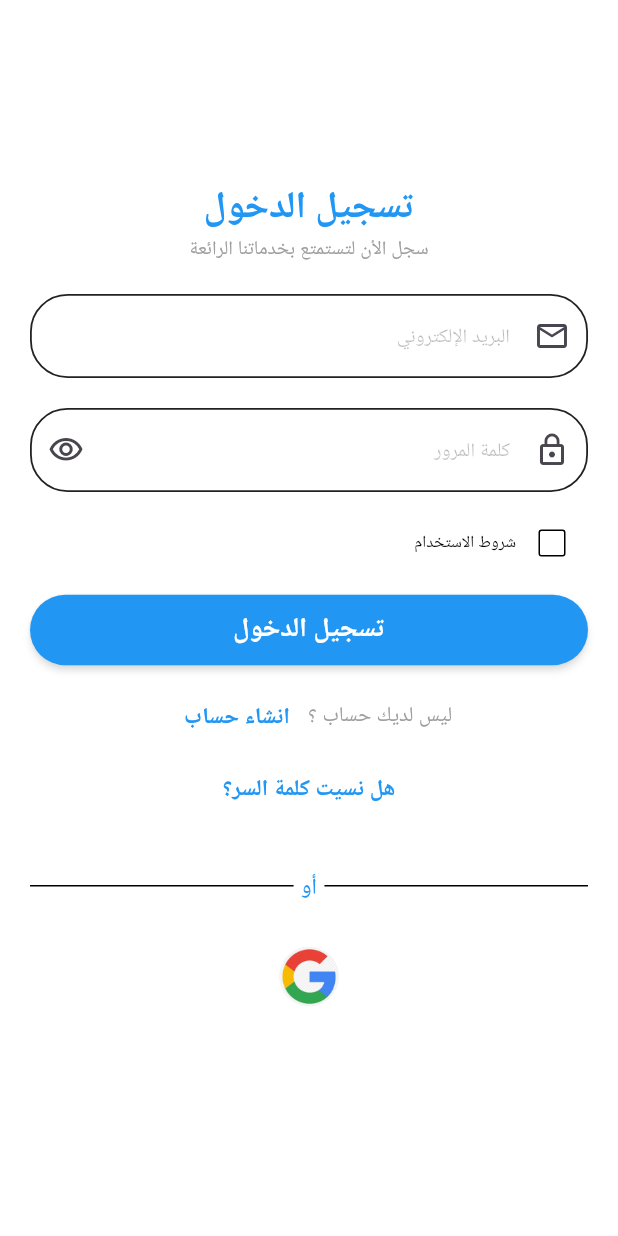
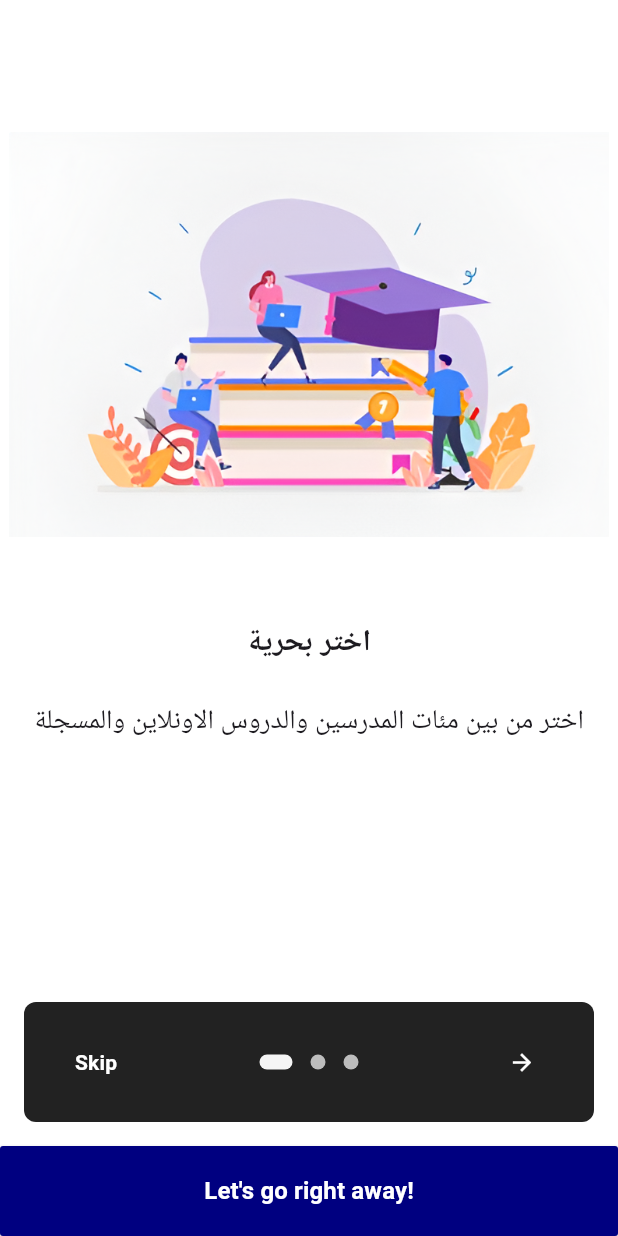
Before and after one commit to alaamorsi/graduation_project, a Flutter app: the screen it shows after launch, on a phone screen of 412 x 824 dp. Run offline on Flutter 3.47's test engine with Material 3 defaults, Android fonts, the phone set to English and light mode, and no system bars; drawn by our look-alikes of introduction_screen; our stand-ins replace bloc, conditional_builder_null_safety, dio, flutter_bloc, fluttertoast, freezed_annotation and 4 more; generated files the repository leaves out were written again.

```diff
--- /dev/null
+++ b/lib/modules/introduction_screen.dart
@@ -0,0 +1,85 @@
+import 'package:flutter/material.dart';
+import 'package:graduation_project/modules/login/login_screen.dart';
+import 'package:graduation_project/shared/components.dart';
+import 'package:hexcolor/hexcolor.dart';
+import 'package:introduction_screen/introduction_screen.dart';
+
+class Introduction extends StatefulWidget {
+  const Introduction({super.key});
+
+  @override
+  State<Introduction> createState() => _IntroductionState();
+}
+
+class _IntroductionState extends State<Introduction> {
+
+  @override
+  Widget build(BuildContext context) {
+    final introKey = GlobalKey<IntroductionScreenState>();
+
+    void onIntroEnd(context) {
+      navigateAndFinish(context, const LoginScreen());
+    }
+
+    return IntroductionScreen(
+      key: introKey,
+      globalBackgroundColor: Colors.white,
+      allowImplicitScrolling: true,
+      autoScrollDuration: 3000,
+      infiniteAutoScroll: true,
+      globalFooter: SizedBox(
+        width: double.infinity,
+        height: 60,
+        child: MaterialButton(
+          color: HexColor("#000080"),
+          child: const Text(
+            'Let\'s go right away!',
+            style: TextStyle(fontSize: 16.0,color: Colors.white, fontWeight: FontWeight.bold),
+          ),
+          onPressed: () => onIntroEnd(context),
+        ),
+      ),
+      pages: [
+        PageViewModel(
+          title: "اختر بحرية",
+          body: "اختر من بين مئات المدرسين والدروس الاونلاين والمسجلة",
+          image: Image.asset("Assets/intro1.png",height: 270.0),),
+        PageViewModel(
+          title: "تعليم سهل ومسلي",
+          body: "استمتع بمشاهدة مقدمة مجانية من كل المحتويات قبل الشراء , قيم واسأل فى كل درساً على حدا ",
+          image: Image.asset("Assets/intro2.png",height: 270.0),),
+        PageViewModel(
+          title: "ارتقي بمستواك",
+          body: "قم بحل المهمة المنزلة على كل درس لإختبار مستواك",
+          image: Image.asset("Assets/intro3.png",height: 270.0),),
+      ],
+      onDone: () => onIntroEnd(context),
+      onSkip: () => onIntroEnd(context), // You can override onSkip callback
+      showSkipButton: true,
+      skipOrBackFlex: 0,
+      nextFlex: 0,
+      showBackButton: false,
+      //rtl: true, // Display as right-to-left
+      back: const Icon(Icons.arrow_back,color: Colors.white,),
+      skip: const Text('Skip', style: TextStyle(fontWeight: FontWeight.w600,color: Colors.white)),
+      next: const Icon(Icons.arrow_forward,color: Colors.white,),
+      done: const Text('Done', style: TextStyle(fontWeight: FontWeight.w600,color: Colors.white)),
+      curve: Curves.fastLinearToSlowEaseIn,
+      controlsMargin: const EdgeInsets.all(16),
+      dotsDecorator: const DotsDecorator(
+        size: Size(10.0, 10.0),
+        color: Color(0xFFBDBDBD),
+        activeSize: Size(22.0, 10.0),
+        activeShape: RoundedRectangleBorder(
+          borderRadius: BorderRadius.all(Radius.circular(25.0)),
+        ),
+      ),
+      dotsContainerDecorator: const ShapeDecoration(
+        color: Colors.black87,
+        shape: RoundedRectangleBorder(
+          borderRadius: BorderRadius.all(Radius.circular(8.0)),
+        ),
+      ),
+    );
+  }
+}
--- a/lib/modules/login/cubit/cubit.dart
+++ b/lib/modules/login/cubit/cubit.dart
@@ -1,4 +1,3 @@
-import 'package:bloc/bloc.dart';
 import 'package:flutter/material.dart';
 import 'package:flutter_bloc/flutter_bloc.dart';
 import 'package:graduation_project/modules/login/cubit/states.dart';
--- a/lib/modules/login/logic/logic/cubit/forget_password_screen1.dart
+++ b/lib/modules/login/forget_password_screen1.dart
@@ -1,5 +1,5 @@
 import 'package:flutter/material.dart';
-import 'package:graduation_project/modules/login/logic/logic/cubit/forget_password_screen2.dart';
+import 'package:graduation_project/modules/login/forget_password_screen2.dart';
 import 'package:graduation_project/shared/components.dart';
 import 'package:graduation_project/shared/constant.dart';
 
--- a/lib/modules/login/logic/logic/cubit/forget_password_screen2.dart
+++ b/lib/modules/login/forget_password_screen2.dart
@@ -2,7 +2,7 @@ import 'package:flutter/material.dart';
 import 'package:flutter_bloc/flutter_bloc.dart';
 import 'package:graduation_project/modules/login/cubit/cubit.dart';
 import 'package:graduation_project/modules/login/cubit/states.dart';
-import 'package:graduation_project/modules/login/logic/logic/cubit/reset_password_screen.dart';
+import 'package:graduation_project/modules/login/reset_password_screen.dart';
 import 'package:graduation_project/shared/components.dart';
 import 'package:graduation_project/shared/constant.dart';
 
--- a/lib/modules/login/logic/logic/cubit/login_cubit.dart
+++ b/lib/modules/login/logic/logic/cubit/login_cubit.dart
@@ -1,7 +1,5 @@
 import 'package:flutter/material.dart';
-
 import 'package:flutter_bloc/flutter_bloc.dart';
-
 import '../../../data/data/models/login_request_body.dart';
 import '../../../data/data/repos/login_repo.dart';
 import 'login_state.dart';
--- a/lib/modules/login/logic/logic/cubit/login_state.dart
+++ b/lib/modules/login/logic/logic/cubit/login_state.dart
@@ -1,8 +1,5 @@
-
-
 import 'package:flutter/cupertino.dart';
 import 'package:freezed_annotation/freezed_annotation.dart';
-
 part 'login_state.freezed.dart';
 
 @freezed
--- a/lib/modules/login/login_screen.dart
+++ b/lib/modules/login/login_screen.dart
@@ -1,7 +1,7 @@
 import 'package:flutter/material.dart';
 import 'package:flutter_bloc/flutter_bloc.dart';
 import 'package:graduation_project/layout/student/student_layout.dart';
-import 'package:graduation_project/modules/login/logic/logic/cubit/forget_password_screen1.dart';
+import 'package:graduation_project/modules/login/forget_password_screen1.dart';
 import 'package:graduation_project/modules/login/second_screen.dart';
 import '../../shared/components.dart';
 import 'cubit/cubit.dart';
--- a/lib/modules/search_screen.dart
+++ b/lib/modules/search_screen.dart
@@ -1,6 +1,7 @@
 import 'package:conditional_builder_null_safety/conditional_builder_null_safety.dart';
 import 'package:flutter/material.dart';
 import 'package:flutter_bloc/flutter_bloc.dart';
+import 'package:hexcolor/hexcolor.dart';
 import '../shared/components.dart';
 import 'cubit/cubit.dart';
 import 'cubit/states.dart';
@@ -31,7 +32,6 @@ class SearchScreenState extends State<SearchScreen> {
                 return const MultiSelect();
               }
           );
-
           setState(() {
             selectedItems = results;
           });
@@ -42,7 +42,7 @@ class SearchScreenState extends State<SearchScreen> {
             toolbarHeight: 70.0,
             bottomOpacity: 0.7,
             elevation: 2.0,
-            shadowColor: Colors.grey,
+            shadowColor: HexColor("#666666"),
             shape: const ContinuousRectangleBorder(
               borderRadius: BorderRadius.only(
                 bottomLeft: Radius.circular(70.0),
--- a/lib/modules/splash.dart
+++ b/lib/modules/splash.dart
@@ -1,6 +1,5 @@
 import 'package:flutter/material.dart';
-import 'package:graduation_project/layout/student/student_layout.dart';
-import 'package:graduation_project/modules/login/login_screen.dart';
+import 'package:graduation_project/modules/introduction_screen.dart';
 import 'package:graduation_project/shared/components.dart';
 
 class Splash extends StatefulWidget {
@@ -15,7 +14,7 @@ class SplashState extends State<Splash> {
   void initState() {
     Future.delayed(
         const Duration(seconds:3), (){
-          navigateAndFinish(context, const LoginScreen());
+          navigateAndFinish(context, const Introduction());
           // if(uId.isNotEmpty)
           // {
           //   if(uId=='Student')
--- a/lib/modules/student/discovery_category_list.dart
+++ b/lib/modules/student/discovery_category_list.dart
@@ -3,7 +3,6 @@ import 'package:flutter/material.dart';
 import 'package:flutter_bloc/flutter_bloc.dart';
 import 'package:graduation_project/layout/student/cubit/cubit.dart';
 import 'package:graduation_project/layout/student/cubit/states.dart';
-
 import '../../shared/components.dart';
 
 class CategoryList extends StatelessWidget {
--- a/lib/shared/components.dart
+++ b/lib/shared/components.dart
@@ -1,6 +1,7 @@
 import 'package:flutter/material.dart';
 import 'package:fluttertoast/fluttertoast.dart';
 import 'package:graduation_project/modules/student/course_demo.dart';
+import 'package:hexcolor/hexcolor.dart';
 import 'constant.dart';
 /////////////////////////////////////////////////////
 
@@ -58,7 +59,7 @@ Widget defaultFormField({
       onFieldSubmitted: onSubmit,
       onChanged: onChanged,
       validator: validate,
-      style: const TextStyle(color: Colors.blue,fontSize: 16.0),
+      style: TextStyle(color: HexColor("#000080"),fontSize: 16.0),
       decoration:InputDecoration(
         filled: true,
         fillColor: Colors.white,
@@ -68,8 +69,8 @@ Widget defaultFormField({
         prefixIcon:therePrefix?IconButton(onPressed: prefixPressed, icon: Icon(prefixIcon)):null,
         focusedBorder: OutlineInputBorder(
           borderRadius: BorderRadius.circular(radius),
-          borderSide: const BorderSide(
-              color: Colors.blue,
+          borderSide: BorderSide(
+              color: HexColor("#000080"),
               width: 2.0
           ),
         ),
@@ -121,7 +122,7 @@ PreferredSizeWidget defaultAppBar({
       toolbarHeight: 70.0,
       bottomOpacity: 0.7,
       elevation: 2.0,
-      shadowColor: Colors.grey,
+      shadowColor: HexColor("#666666"),
       shape: const ContinuousRectangleBorder(
         borderRadius: BorderRadius.only(
           bottomLeft: Radius.circular(70.0),
@@ -152,7 +153,7 @@ Widget myDivider() => Padding(
       child: Container(
         width: double.infinity,
         height: 3.0,
-        color: Colors.grey,
+        color: HexColor("#666666"),
       ),
     );
 
@@ -277,9 +278,9 @@ Widget buildDiscoveryItem({
               padding: const EdgeInsets.only(top: 20.0,right: 10.0),
               child: Container(
                 width: screenWidth *4/5,
-                decoration:  const BoxDecoration(
-                  borderRadius: BorderRadius.all(Radius.circular(21.0)),
-                  color: Colors.blueGrey,
+                decoration:  BoxDecoration(
+                  borderRadius: const BorderRadius.all(Radius.circular(21.0)),
+                  color: HexColor("#008080"),
                 ),
               ),
             ),
--- a/lib/shared/themes.dart
+++ b/lib/shared/themes.dart
@@ -1,32 +1,32 @@
 import 'package:flutter/material.dart';
 import 'package:flutter/services.dart';
+import 'package:hexcolor/hexcolor.dart';
 
 ThemeData darkTheme = ThemeData(
-  primarySwatch: Colors.blueGrey,
-  scaffoldBackgroundColor: Colors.black54,
-  appBarTheme: const AppBarTheme(
-    backgroundColor: Colors.black45,
+  scaffoldBackgroundColor: HexColor("#101010"),
+  appBarTheme:  AppBarTheme(
+    backgroundColor: HexColor("#008080"),
     titleSpacing: 20.0,
     iconTheme: IconThemeData(
-      color: Colors.white,
-      size: 30.0
+      color: HexColor("#f5f5f5"),
+      size: 30.0,
     ),
     elevation: 0.0,
     titleTextStyle: TextStyle(
-      color: Colors.white,
+      color: HexColor("#f5f5f5"),
       fontSize: 25.0,
       fontWeight: FontWeight.bold,
     ),
     systemOverlayStyle: SystemUiOverlayStyle(
-      statusBarColor: Colors.black54,
+      statusBarColor: HexColor("#008080"),
       statusBarIconBrightness: Brightness.light,
     ),
   ),
-  bottomNavigationBarTheme: const BottomNavigationBarThemeData(
-    selectedItemColor: Colors.blueGrey,
+  bottomNavigationBarTheme: BottomNavigationBarThemeData(
+    backgroundColor: HexColor("#666666"),
     elevation: 20.0,
-    backgroundColor: Colors.black54,
-    unselectedItemColor: Colors.grey,
+    selectedItemColor: HexColor("#008080"),
+    unselectedItemColor: HexColor("#c0c0c0"),
     type: BottomNavigationBarType.fixed,
   ),
   textTheme: const TextTheme(
@@ -51,13 +51,13 @@ ThemeData darkTheme = ThemeData(
       color: Colors.white,
     ),
   ),
-  canvasColor: Colors.white,
-  primaryColor: Colors.black,
+  canvasColor: HexColor("#c0c0c0"),
+  primaryColor: HexColor("#101010"),
   iconTheme: const IconThemeData(
     color: Colors.white,
   ),
-  cardColor: Colors.blueGrey,
-  dialogBackgroundColor: Colors.white10,
+  cardColor: HexColor("#008080"),
+  dialogBackgroundColor: HexColor("#666666"),
   dropdownMenuTheme: const DropdownMenuThemeData(
       inputDecorationTheme:InputDecorationTheme(
         labelStyle: TextStyle(fontSize: 15.0, fontWeight: FontWeight.w300, color: Colors.white,),
@@ -81,31 +81,30 @@ ThemeData darkTheme = ThemeData(
 
 ///////////////////light mode
 ThemeData lightTheme = ThemeData(
-  primarySwatch: Colors.blue,
-  scaffoldBackgroundColor: Colors.white,
-  appBarTheme: const AppBarTheme(
-    backgroundColor: Colors.blue,
+  scaffoldBackgroundColor: HexColor("#f5f5f5"),
+  appBarTheme:  AppBarTheme(
+    backgroundColor: HexColor("#000080"),
     titleSpacing: 20.0,
     iconTheme: IconThemeData(
-      color: Colors.black,
+      color: HexColor("#f5f5f5"),
       size: 30.0,
     ),
     elevation: 0.0,
     titleTextStyle: TextStyle(
-      color: Colors.black,
+      color: HexColor("#f5f5f5"),
       fontSize: 25.0,
       fontWeight: FontWeight.bold,
     ),
     systemOverlayStyle: SystemUiOverlayStyle(
-      statusBarColor: Colors.white,
-      statusBarIconBrightness: Brightness.dark,
+      statusBarColor: HexColor("#000080"),
+      statusBarIconBrightness: Brightness.light,
     ),
   ),
-  bottomNavigationBarTheme: const BottomNavigationBarThemeData(
-    selectedItemColor: Colors.blue,
+  bottomNavigationBarTheme: BottomNavigationBarThemeData(
+    backgroundColor: HexColor("#f5f5f5"),
     elevation: 20.0,
-    backgroundColor: Colors.white,
-    unselectedItemColor: Colors.grey,
+    selectedItemColor: HexColor("#000080"),
+    unselectedItemColor: HexColor("#666666"),
     type: BottomNavigationBarType.fixed,
   ),
   textTheme: const TextTheme(
@@ -130,13 +129,13 @@ ThemeData lightTheme = ThemeData(
       color: Colors.black,
   ),
   ),
-  canvasColor: Colors.blue,
-  primaryColor: Colors.white,
+  canvasColor: HexColor("#000080"),
+  primaryColor: HexColor("#f5f5f5"),
   iconTheme: const IconThemeData(
     color: Colors.black,
   ),
-  cardColor: Colors.blue,
-  dialogBackgroundColor: Colors.white,
+  cardColor: HexColor("#000080"),
+  dialogBackgroundColor: HexColor("#f5f5f5"),
   dropdownMenuTheme: const DropdownMenuThemeData(
       inputDecorationTheme:InputDecorationTheme(
         labelStyle: TextStyle(fontSize: 15.0, fontWeight: FontWeight.w300, color: Colors.black,),
```
Also changed, not shown: pubspec.yaml (+9 -4 lines), Assets/intro1.png (added), Assets/intro2.png (added), Assets/intro3.png (added), lib/modules/login/reset_password_screen.dart (renamed from lib/modules/login/logic/logic/cubit/reset_password_screen.dart), pubspec.lock.
